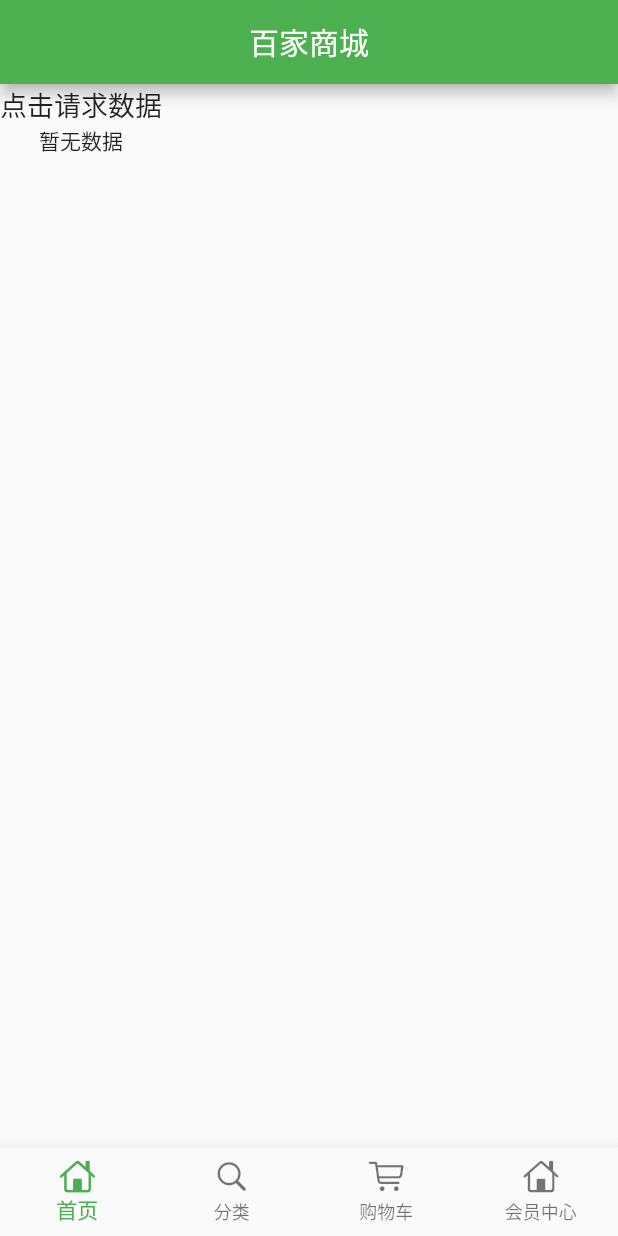
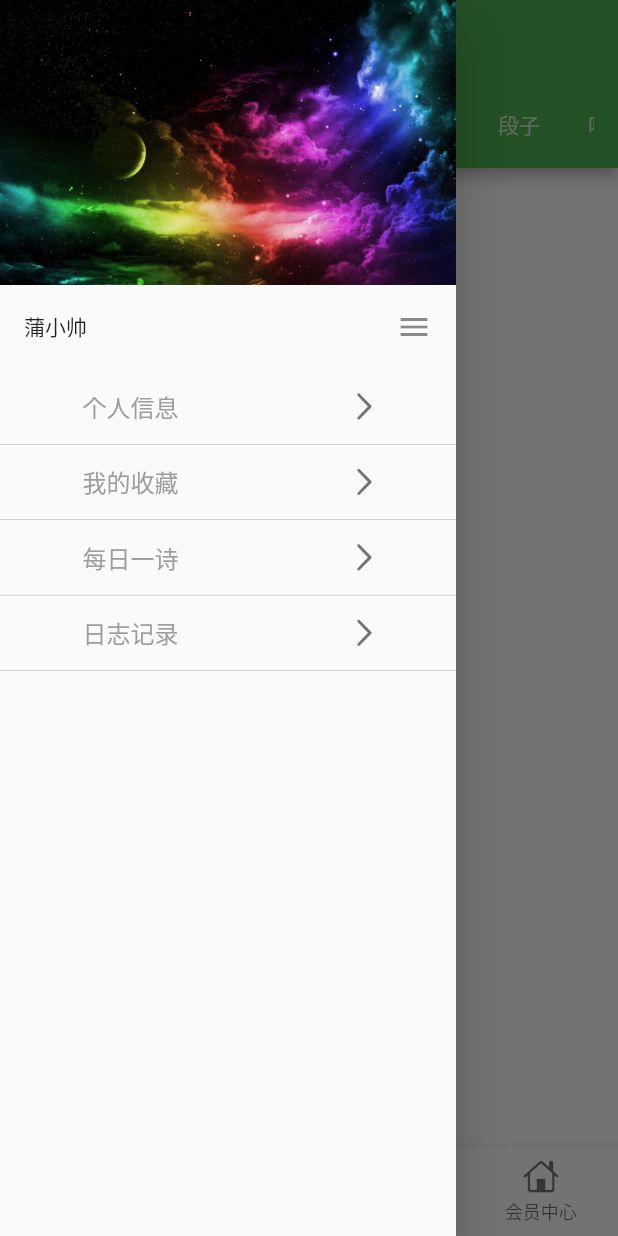
Before and after one commit to puxiaoshuai/flutter_shop, a Flutter app: the screen it shows after launch, with the side drawer open (before the commit the screen has no drawer), on a phone screen of 412 x 824 dp. Run offline on Flutter 3.47's test engine with Material 2 defaults, Android fonts, the phone set to English and light mode, and no system bars; our stand-ins replace dio.

Commit message:
侧滑，新建组件传值，tabbar

```diff
--- /dev/null
+++ b/lib/config/service_url.dart
@@ -0,0 +1,5 @@
+
+const serviceUrl="xx";
+const servicePath={
+  "homePageContent":serviceUrl+"wxmini/homePageContent",
+};
--- /dev/null
+++ b/lib/expend/draw_item.dart
@@ -0,0 +1,40 @@
+import 'package:flutter/material.dart';
+class Draw_Item extends StatefulWidget {
+  String title;
+  Draw_Item({Key key,@required this.title});
+  @override
+  _Draw_ItemState createState() => new _Draw_ItemState();
+}
+
+class _Draw_ItemState extends State<Draw_Item> {
+
+  @override
+  Widget build(BuildContext context) {
+    return new GestureDetector(
+      onTap: (){
+        Navigator.pop(context);
+        Scaffold.of(context).showSnackBar(new SnackBar(content: new Text("${widget.title}")));
+      },
+      child:new Column(
+        children: <Widget>[
+          new Container(
+            alignment: Alignment.centerLeft,
+            height: 50,
+            child: new Row(
+              mainAxisAlignment: MainAxisAlignment.spaceAround,
+              children: <Widget>[
+                Padding(padding: EdgeInsets.only(left: 0)
+                  ,child: new Text(widget.title,style: TextStyle(fontSize: 16,color: Colors.grey),),),
+                Image.asset("images/ic_arrows_right.png",width: 20,height: 20,)
+              ],
+            ),
+          ),
+          new Container(
+            height: 0.3,
+            color: Colors.grey,
+          )
+        ],
+      ) ,
+    );
+  }
+}
--- a/lib/main.dart
+++ b/lib/main.dart
@@ -7,7 +7,6 @@ class MyApp extends StatelessWidget {
   @override
   Widget build(BuildContext context) {
     return MaterialApp(
-      title: '百家商城',
       debugShowCheckedModeBanner: false,
       theme: ThemeData(
         primarySwatch: Colors.green,
--- /dev/null
+++ b/lib/pages/home/news.dart
@@ -0,0 +1,17 @@
+import 'package:flutter/material.dart';
+class NewsPage extends StatefulWidget {
+  String type;
+  NewsPage({Key key,@required this.type});
+
+  @override
+  _NewsPageState createState() => new _NewsPageState();
+}
+
+class _NewsPageState extends State<NewsPage> {
+  @override
+  Widget build(BuildContext context) {
+    return new Center(
+      child: Text(widget.type),
+    );
+  }
+}
--- a/lib/pages/home_page.dart
+++ b/lib/pages/home_page.dart
@@ -1,6 +1,8 @@
 import 'package:flutter/material.dart';
 import 'package:dio/dio.dart';
 import 'package:flutter_shop/config/httpHeaders.dart';
+
+import 'home/news.dart';
 
 class HomePage extends StatefulWidget {
   @override
@@ -9,7 +11,9 @@ class HomePage extends StatefulWidget {
 
 Future getHttp() async {
   try {
-    Response response = await Dio().get("https://time.geekbang.org/serv/v1/column/newAll");
+    Dio dio=new Dio();
+    dio.options.headers=httpHeaders;
+    Response response = await dio.get("https://time.geekbang.org/serv/v1/column/newAll");
     return response.toString();
   } catch (e) {
     return e.toString();
@@ -17,26 +21,51 @@ Future getHttp() async {
 }
 
 class _HomePageState extends State<HomePage>
-    with AutomaticKeepAliveClientMixin {
+    with AutomaticKeepAliveClientMixin ,SingleTickerProviderStateMixin{
    String  msg="暂无数据";
+   bool isscroll=false;
+   var tabs=<Tab> [];
+   TabController mconroller;
+   @override
+  void initState() {
+    // TODO: implement initState
+    super.initState();
+    tabs=<Tab>[
+      Tab(text: "热点",),
+      Tab(text: "美图",),
+      Tab(text: "体育",),
+      Tab(text: "搞笑",),
+      Tab(text: "汽车",),
+      Tab(text: "段子",),
+      Tab(text: "吐槽",),
+      Tab(text: "视频",),
+      Tab(text: "二次元",),
+
+    ];
+    if(tabs.length>3){
+      setState(() {
+        isscroll=true;
+      });
+    }else{
+      setState(() {
+        isscroll=false;
+      });
+    }
+    mconroller=new TabController(initialIndex:0,length: tabs.length, vsync: this);
+  }
 
   @override
   Widget build(BuildContext context) {
-    return Column(
-      children: <Widget>[
-        GestureDetector(
-          child: new Text("点击请求数据",style: TextStyle(fontSize: 18),),
-          onTap: () {
-            getHttp().then((va) {
-              setState(() {
-                msg = va.toString();
-              });
-            });
-          },
-        ),
-        new Text(msg.toString(),maxLines: 5,),
+    return Scaffold(
+      appBar: AppBar(
+        title: TabBar(tabs: tabs,controller: mconroller,isScrollable: isscroll,),
+      ),
+      body: TabBarView(controller: mconroller,
+          children: tabs
+              .map((Tab tab) =>
+               NewsPage(type: tab.text+"jajaj ",))
+              .toList()),
 
-      ],
     );
   }
 
--- a/lib/pages/indexpage.dart
+++ b/lib/pages/indexpage.dart
@@ -1,5 +1,6 @@
 import 'package:flutter/material.dart';
 import 'package:flutter/cupertino.dart';
+import 'package:flutter_shop/expend/draw_item.dart';
 import 'package:flutter_shop/pages/home_page.dart';
 import 'package:flutter_shop/pages/car_page.dart';
 import 'package:flutter_shop/pages/category_page.dart';
@@ -23,7 +24,8 @@ class _IndexPageState extends State<IndexPage> {
     BottomNavigationBarItem(
         icon: Icon(CupertinoIcons.home), title: Text("会员中心")),
   ];
-  final List<Widget> pages = [HomePage(), CategoryPage(), CarPage(), MinePage()];
+  final List<Widget> pages = [HomePage(), CategoryPage(), CarPage(), MinePage()
+  ];
 
   @override
   void initState() {
@@ -36,8 +38,25 @@ class _IndexPageState extends State<IndexPage> {
   Widget build(BuildContext context) {
     return Scaffold(
       appBar: AppBar(
-        title: Center(
-          child: Text("百家商城"),
+        centerTitle: true,
+        title: Text("乐游原"),
+        elevation:0.0,
+
+      ),
+      drawer: new Drawer(
+        child: ListView(
+          children: <Widget>[
+             Image.asset("images/ic_back.jpg"),
+            ListTile(
+              title: Text("蒲小帅"),
+              trailing: Icon(Icons.menu),
+            ),
+            Draw_Item(title: "个人信息",),
+            Draw_Item(title: "我的收藏",),
+            Draw_Item(title: "每日一诗",),
+            Draw_Item(title: "日志记录",),
+
+          ],
         ),
       ),
       bottomNavigationBar: BottomNavigationBar(
@@ -58,6 +77,4 @@ class _IndexPageState extends State<IndexPage> {
       ),
     );
   }
-
-
 }
--- a/pubspec.yaml
+++ b/pubspec.yaml
@@ -40,7 +40,9 @@ flutter:
   # included with your application, so that you can use the icons in
   # the material Icons class.
   uses-material-design: true
-
+  assets:
+  - images/ic_arrows_right.png
+  - images/ic_back.jpg
   # To add assets to your application, add an assets section, like this:
   # assets:
   #  - images/a_dot_burr.jpeg
```
Also changed, not shown: images/ic_arrows_right.png (added), images/ic_back.jpg (added), pubspec.lock, 1 other file.
